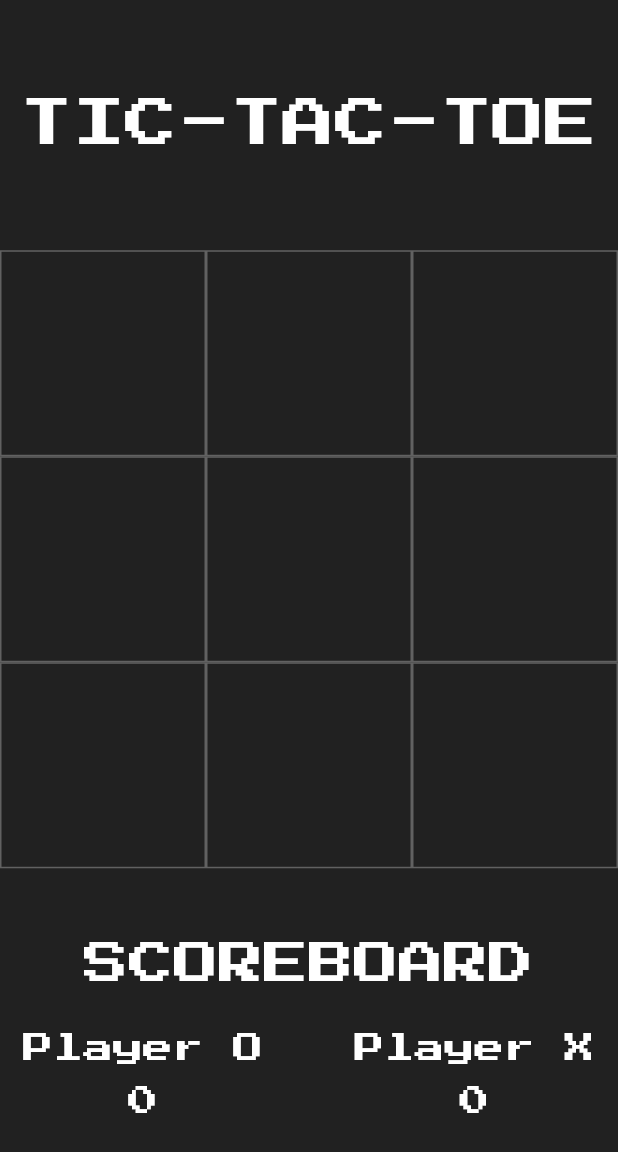
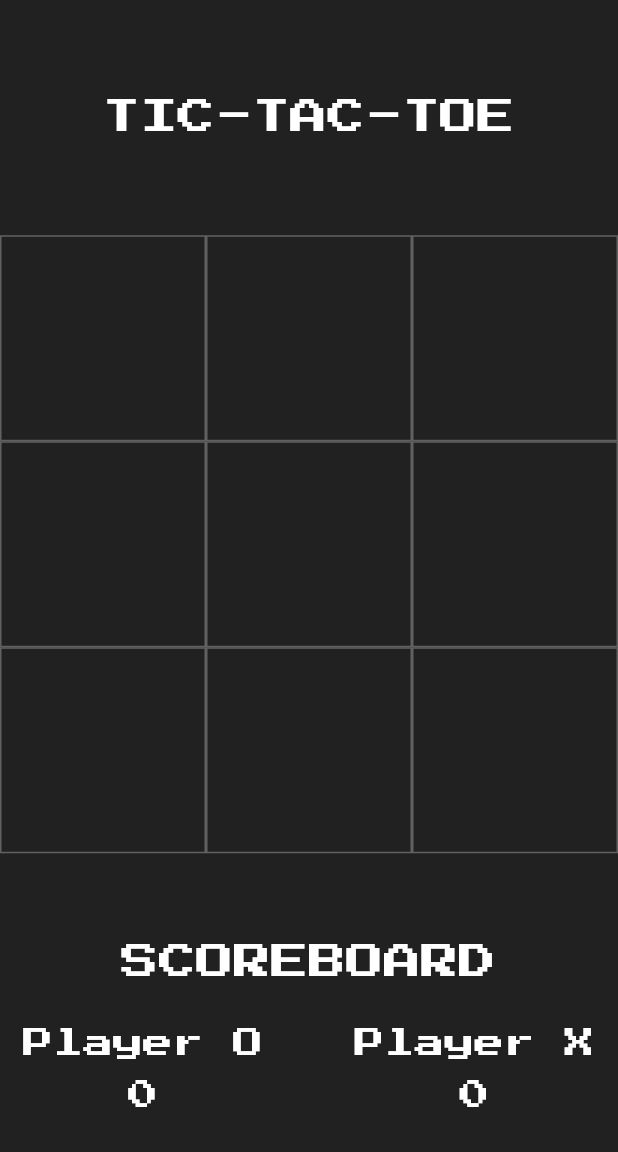
Before and after one commit to sonalika2001/tic-tac-toe, a Flutter app: the screen it shows after launch, after a tap on "Play Game", on a phone screen of 412 x 824 dp. Shown: the top 1152 px of the screen. Run offline on Flutter 3.47's test engine with Material 2 defaults, Android fonts, the phone set to English and light mode, and no system bars; our stand-ins replace avatar_glow.

Commit message:
made updates

```diff
--- a/lib/constants.dart
+++ b/lib/constants.dart
@@ -2,18 +2,18 @@ import 'package:flutter/material.dart';
 
 const kgametextstyle = TextStyle(
   color: Colors.white,
-  fontSize: 40,
+  fontSize: 30,
   fontFamily: 'PressStart2P',
 );
 const ktitletextstyle = TextStyle(
   color: Colors.white,
-  fontSize: 35,
+  fontSize: 25,
   fontFamily: 'PressStart2P',
 );
 
 const kscoretitlestyle = TextStyle(
   color: Colors.white,
-  fontSize: 30,
+  fontSize: 25,
   fontFamily: 'PressStart2P',
 );
 const kscorestyle = TextStyle(
@@ -24,12 +24,12 @@ const kscorestyle = TextStyle(
 
 const kalerttitlestyle = TextStyle(
   color: Colors.white,
-  fontSize: 18,
+  fontSize: 15,
   fontFamily: 'PressStart2P',
 );
 const kalertcontentstyle = TextStyle(
   color: Colors.black,
-  fontSize: 15,
+  fontSize: 13,
   fontFamily: 'PressStart2P',
 );
 
@@ -46,6 +46,6 @@ const kbuttonstyle = TextStyle(
 
 const knamestyle = TextStyle(
   color: Colors.white,
-  fontSize: 23,
+  fontSize: 20,
   fontFamily: 'PressStart2P',
 );
--- a/lib/screens/splash_screen.dart
+++ b/lib/screens/splash_screen.dart
@@ -36,6 +36,11 @@ class _SplashScreenState extends State<SplashScreen>
             ),
             Expanded(
               flex: 3,
+              child: GestureDetector(
+                onTap: () {
+                  Navigator.push(context,
+                      MaterialPageRoute(builder: (context) => GameScreen()));
+                },
                               child: Container(
                   child: AvatarGlow(
                     duration: Duration(milliseconds: 1500),
@@ -52,6 +57,7 @@ class _SplashScreenState extends State<SplashScreen>
                       ),
                     ),
                     endRadius: 0.45 * MediaQuery.of(context).size.width,
+                  ),
                 ),
               ),
             ),
```
Lines whose indentation alone changed are shown as unchanged.
